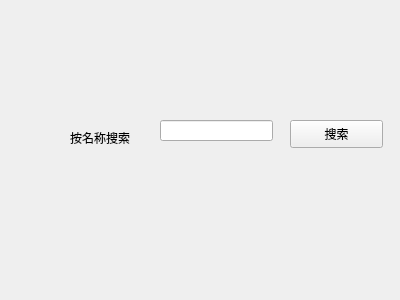
The window that scigui/sci_ui_local_search_widget.ui (BillZhao007/SciManager) describes before a commit, drawn with Qt 5.
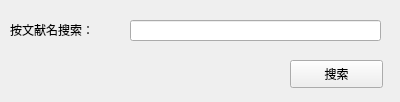
The same window after the commit.

What changed in the file:
```diff
--- a/scigui/sci_ui_local_search_widget.ui
+++ b/scigui/sci_ui_local_search_widget.ui
@@ -7,7 +7,7 @@
     <x>0</x>
     <y>0</y>
     <width>400</width>
-    <height>300</height>
+    <height>102</height>
    </rect>
   </property>
   <property name="windowTitle">
@@ -16,22 +16,22 @@
   <widget class="QLabel" name="label">
    <property name="geometry">
     <rect>
-     <x>70</x>
-     <y>130</y>
-     <width>72</width>
-     <height>15</height>
+     <x>10</x>
+     <y>20</y>
+     <width>111</width>
+     <height>20</height>
     </rect>
    </property>
    <property name="text">
-    <string>按名称搜索</string>
+    <string>按文献名搜索：</string>
    </property>
   </widget>
   <widget class="QLineEdit" name="lineEdit_local_search">
    <property name="geometry">
     <rect>
-     <x>160</x>
-     <y>120</y>
-     <width>113</width>
+     <x>130</x>
+     <y>20</y>
+     <width>251</width>
      <height>21</height>
     </rect>
    </property>
@@ -40,7 +40,7 @@
    <property name="geometry">
     <rect>
      <x>290</x>
-     <y>120</y>
+     <y>60</y>
      <width>93</width>
      <height>28</height>
     </rect>
```
Left out of the diff: 2 changed lines with no effect on the pictures.
